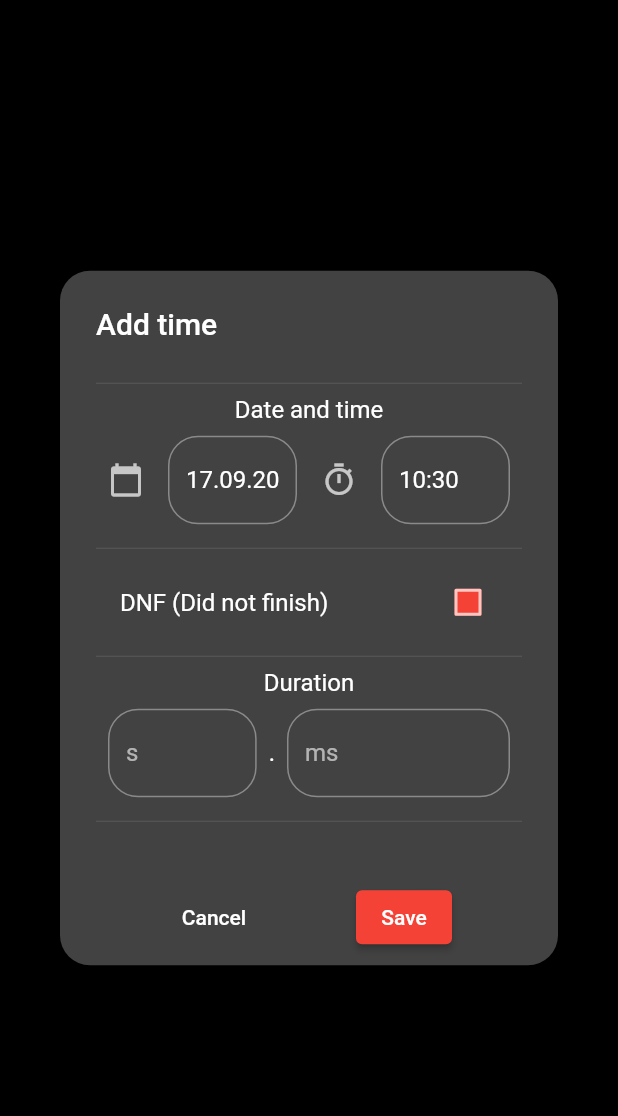
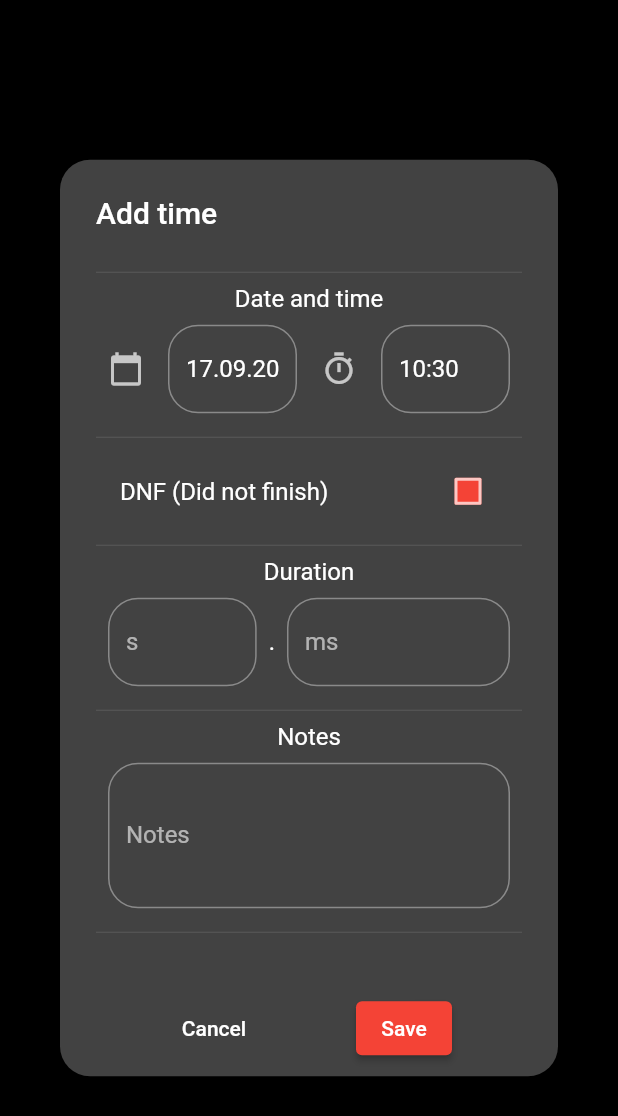
Before and after one commit to joscha0/speedclimb-stopwatch, a Flutter app: the AddTimeDialog widget shown alone on an empty page, opened directly, on a phone screen of 412 x 824 dp. Shown: the top 1116 px of the screen. Run offline on Flutter 3.47's test engine with Material 2 defaults, Android fonts, the light colour scheme and no system bars; our stand-ins replace audioplayers, flutter_riverpod, flutter_slidable, isar, riverpod_annotation, shimmer and 1 more; accounts and stored records are empty; generated files the repository leaves out were written again.

Commit message:
save notes

```diff
--- a/lib/views/list_view.dart
+++ b/lib/views/list_view.dart
@@ -182,8 +182,8 @@ class _HistoryListViewState extends ConsumerState<HistoryListView> {
                                                 fontWeight: FontWeight.bold),
                                           )),
                                       Padding(
-                                        padding: const EdgeInsets.symmetric(
-                                            horizontal: 24, vertical: 8),
+                                        padding: const EdgeInsets.only(
+                                            left: 24, right: 24, bottom: 24),
                                         child: Text(timeEntry.notes),
                                       )
                                     ],
--- a/lib/widgets/add_time_dialog.dart
+++ b/lib/widgets/add_time_dialog.dart
@@ -26,13 +26,17 @@ class _AddTimeDialogState extends ConsumerState<AddTimeDialog> {
   final TextEditingController durationMillisecondsController =
       TextEditingController();
 
+  final TextEditingController notesController = TextEditingController();
+
   @override
   Widget build(BuildContext context) {
     return AlertDialog(
       title: const Text('Add time'),
       shape: const RoundedRectangleBorder(
           borderRadius: BorderRadius.all(Radius.circular(20))),
-      content: Column(mainAxisSize: MainAxisSize.min, children: [
+      content: SingleChildScrollView(
+        physics: const BouncingScrollPhysics(),
+        child: Column(mainAxisSize: MainAxisSize.min, children: [
           const Divider(),
           const Text('Date and time'),
           Padding(
@@ -173,7 +177,25 @@ class _AddTimeDialogState extends ConsumerState<AddTimeDialog> {
                   ),
                 ]),
           const Divider(),
+          const Text('Notes'),
+          Padding(
+            padding: const EdgeInsets.all(8.0),
+            child: TextField(
+              controller: notesController,
+              keyboardType: TextInputType.multiline,
+              maxLines: null,
+              minLines: 3,
+              decoration: const InputDecoration(
+                label: Text("Notes"),
+                border: OutlineInputBorder(
+                  borderRadius: BorderRadius.all(Radius.circular(20)),
+                ),
+              ),
+            ),
+          ),
+          const Divider(),
         ]),
+      ),
       actionsAlignment: MainAxisAlignment.spaceEvenly,
       actions: [
         TextButton(
@@ -191,7 +213,8 @@ class _AddTimeDialogState extends ConsumerState<AddTimeDialog> {
               TimeEntry newEntry = TimeEntry(
                   date: date,
                   duration: milliseconds + seconds * 1000,
-                  isDNF: dnf);
+                  isDNF: dnf,
+                  notes: notesController.text);
               ref.read(timeEntriesProvider.notifier).addTimeEntry(newEntry);
               Navigator.of(context).pop();
             },
```
Also changed, not shown: lib/models/time_entry_model.g.dart, lib/providers/time_entry_provider.g.dart. Lines whose indentation alone changed are shown as unchanged.
